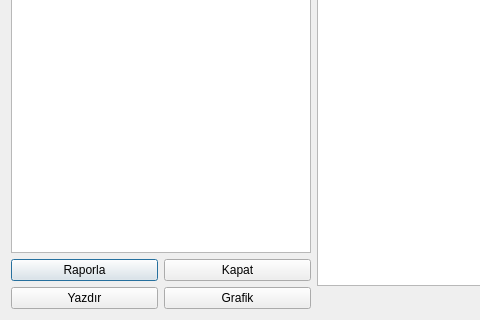
Before: the Qt Designer form raporla.ui in ekcdr/bahcesehirbitirme, drawn with Qt 5; both pictures show x 0 to 480 and y 168 to 488 of the 760 by 488 pixel window.
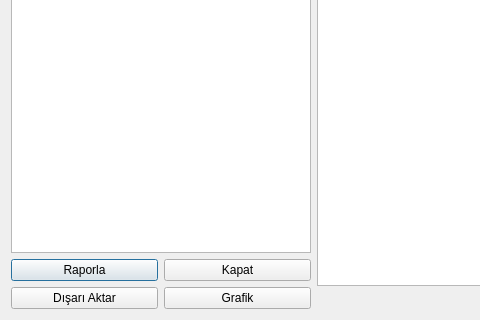
After: the same form once the commit is applied.

```diff
--- a/raporla.ui
+++ b/raporla.ui
@@ -201,7 +201,7 @@
        <item row="1" column="0">
         <widget class="QPushButton" name="btnYazdir">
          <property name="text">
-          <string>Yazdır</string>
+          <string>Dışarı Aktar</string>
          </property>
         </widget>
        </item>
```
Left out of the diff: 2 changed lines with no effect on the pictures.
